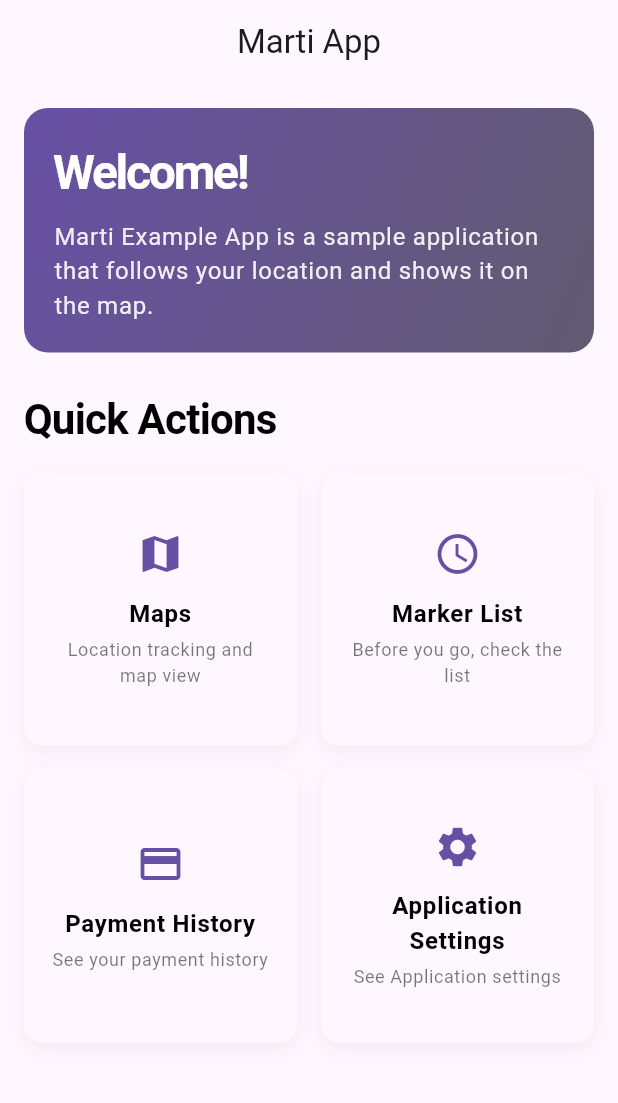
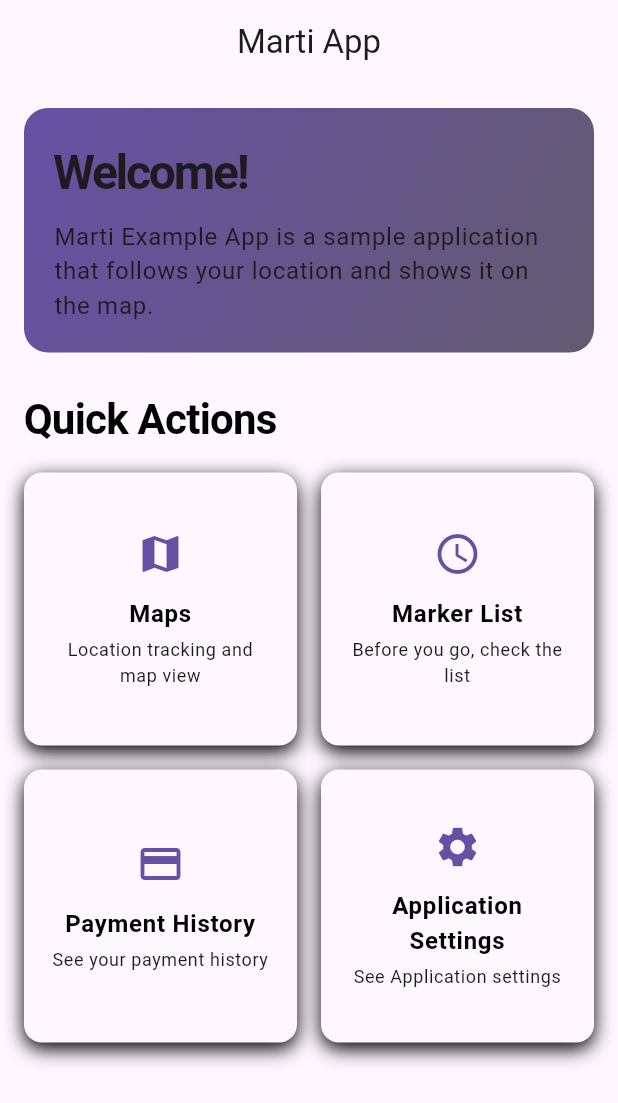
Before and after one commit to mahmutenescetin/marti-app, a Flutter app: the screen it shows after launch, on a phone screen of 412 x 824 dp. Shown: the top 1103 px of the screen. Run offline on Flutter 3.47's test engine with Material 3 defaults, Android fonts, the phone set to English and light mode, and no system bars; our stand-ins replace google_maps_flutter.

Commit message:
delete opacity

```diff
--- a/lib/core/theme/context_extension.dart
+++ b/lib/core/theme/context_extension.dart
@@ -2,16 +2,24 @@ import 'package:flutter/material.dart';
 import 'package:marti_app/core/theme/app_theme_extension.dart';
 
 extension ContextExtension on BuildContext {
-  AppThemeExtension get textStyles => Theme.of(this).extension<AppThemeExtension>()!;
+  AppThemeExtension get textStyles =>
+      Theme.of(this).extension<AppThemeExtension>()!;
 
   ColorScheme get colors => Theme.of(this).colorScheme;
 
   Color get primaryColor => colors.primary;
+
   Color get secondaryColor => colors.secondary;
+
   Color get backgroundColor => colors.surface;
+
   Color get surfaceColor => colors.surface;
+
   Color get errorColor => colors.error;
+
   Color get textPrimaryColor => colors.onSurface;
-  Color get textSecondaryColor => colors.onSurface.withOpacity(0.6);
-  Color get dividerColor => colors.outline.withOpacity(0.1);
+
+  Color get textSecondaryColor => colors.onSurface;
+
+  Color get dividerColor => colors.outline;
 }
--- a/lib/core/theme/text/text_theme_extension.dart
+++ b/lib/core/theme/text/text_theme_extension.dart
@@ -21,9 +21,6 @@ extension TextStyleExtension on TextStyle {
 
   TextStyle withColor(Color color) => copyWith(color: color);
 
-  TextStyle withOpacity(double opacity) =>
-      copyWith(color: color?.withOpacity(opacity));
-
   TextStyle withHeight(double height) => copyWith(height: height);
 
   TextStyle withLetterSpacing(double spacing) =>
--- a/lib/views/home/home_view.dart
+++ b/lib/views/home/home_view.dart
@@ -9,9 +9,7 @@ class HomeView extends StatelessWidget {
   Future<void> _handleMapNavigation(BuildContext context) async {
     await Navigator.push(
       context,
-      MaterialPageRoute(
-        builder: (context) => const MapsView(),
-      ),
+      MaterialPageRoute(builder: (context) => const MapsView()),
     );
   }
 
@@ -29,10 +27,7 @@ class HomeView extends StatelessWidget {
                 padding: const EdgeInsets.all(20),
                 decoration: BoxDecoration(
                   gradient: LinearGradient(
-                    colors: [
-                      context.primaryColor,
-                      context.secondaryColor,
-                    ],
+                    colors: [context.primaryColor, context.secondaryColor],
                     begin: Alignment.topLeft,
                     end: Alignment.bottomRight,
                   ),
@@ -44,24 +39,21 @@ class HomeView extends StatelessWidget {
                     Text(
                       'Welcome!',
                       style: context.textStyles.h1.copyWith(
-                        color: Colors.white,
+                        color: context.textPrimaryColor,
                       ),
                     ),
                     const SizedBox(height: 8),
                     Text(
                       'Marti Example App is a sample application that follows your location and shows it on the map.',
                       style: context.textStyles.bodyLarge.copyWith(
-                        color: Colors.white.withOpacity(0.9),
+                        color: context.textPrimaryColor,
                       ),
                     ),
                   ],
                 ),
               ),
               const SizedBox(height: 24),
-              Text(
-                'Quick Actions',
-                style: context.textStyles.h2,
-              ),
+              Text('Quick Actions', style: context.textStyles.h2),
               const SizedBox(height: 16),
               GridView.count(
                 shrinkWrap: true,
@@ -122,22 +114,18 @@ class HomeView extends StatelessWidget {
         decoration: BoxDecoration(
           color: context.surfaceColor,
           borderRadius: BorderRadius.circular(12),
-          boxShadow: [
+          boxShadow: const [
             BoxShadow(
-              color: Colors.black.withOpacity(0.05),
+              color: Colors.black,
               blurRadius: 10,
-              offset: const Offset(0, 4),
+              offset: Offset(0, 4),
             ),
           ],
         ),
         child: Column(
           mainAxisAlignment: MainAxisAlignment.center,
           children: [
-            Icon(
-              icon,
-              size: 32,
-              color: context.primaryColor,
-            ),
+            Icon(icon, size: 32, color: context.primaryColor),
             const SizedBox(height: 12),
             Text(
               title,
```
